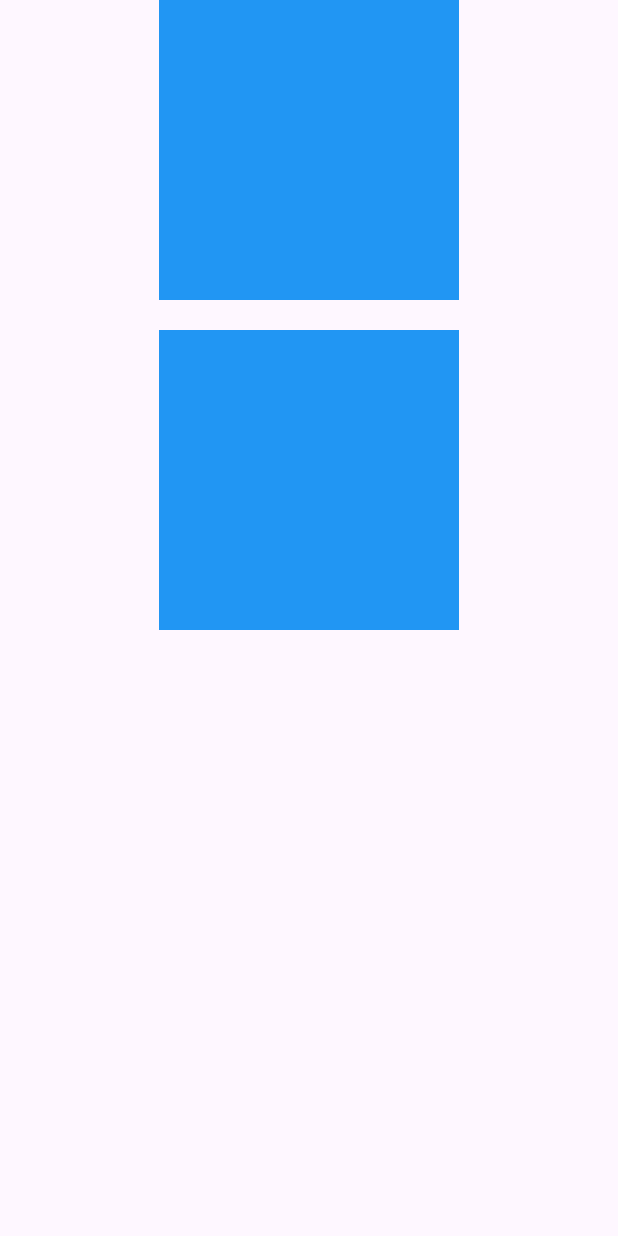
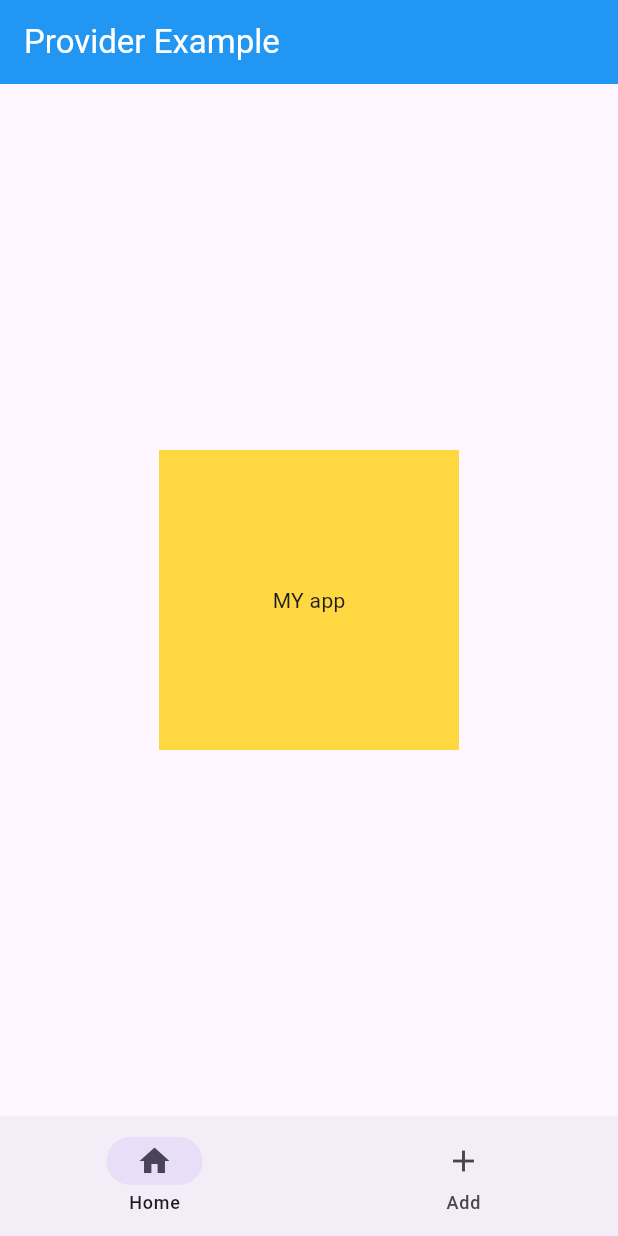
Before and after one commit to bk-software/flutter-course, a Flutter app: the screen it shows after launch, on a phone screen of 412 x 824 dp. Run offline on Flutter 3.47's test engine with Material 3 defaults, Android fonts, the phone set to English and light mode, and no system bars.

Commit message:
start provider example

```diff
--- /dev/null
+++ b/lib/examples/provider/provider_example.dart
@@ -0,0 +1,32 @@
+import 'package:flutter/material.dart';
+
+class ProviderExampleApp extends StatelessWidget {
+  const ProviderExampleApp({super.key});
+
+  @override
+  Widget build(BuildContext context) {
+    return MaterialApp(
+      home: Scaffold(
+        appBar: AppBar(
+          title: const Text('Provider Example'),
+          backgroundColor: Colors.blue,
+          foregroundColor: Colors.white,
+        ),
+        body: Center(
+          child: Container(
+            width: 200,
+            height: 200,
+            color: Colors.amberAccent,
+            child: const Center(child: Text('MY app')),
+          ),
+        ),
+        bottomNavigationBar: NavigationBar(
+          destinations: const [
+            NavigationDestination(icon: Icon(Icons.home), label: 'Home'),
+            NavigationDestination(icon: Icon(Icons.add), label: 'Add'),
+          ],
+        ),
+      ),
+    );
+  }
+}
--- /dev/null
+++ b/lib/examples/widgets_templates/basic_app.dart
@@ -0,0 +1,24 @@
+import 'package:flutter/material.dart';
+
+class ProviderExampleApp extends StatelessWidget {
+  const ProviderExampleApp({super.key});
+
+  @override
+  Widget build(BuildContext context) {
+    return MaterialApp(
+        home: Scaffold(
+            appBar: AppBar(
+              title: const Text('Provider Example'),
+              backgroundColor: Colors.blue,
+              foregroundColor: Colors.white,
+            ),
+            body: Center(
+              child: Container(
+                width: 200,
+                height: 200,
+                color: Colors.amberAccent,
+                child: const Center(child: Text('MY app')),
+              ),
+            )));
+  }
+}
--- a/pubspec.yaml
+++ b/pubspec.yaml
@@ -35,6 +35,7 @@ dependencies:
   # The following adds the Cupertino Icons font to your application.
   # Use with the CupertinoIcons class for iOS style icons.
   cupertino_icons: ^1.0.6
+  provider: ^6.1.2
 
 dev_dependencies:
   flutter_test:
```
Also changed, not shown: lib/main.dart (+3 -4 lines), pubspec.lock.
